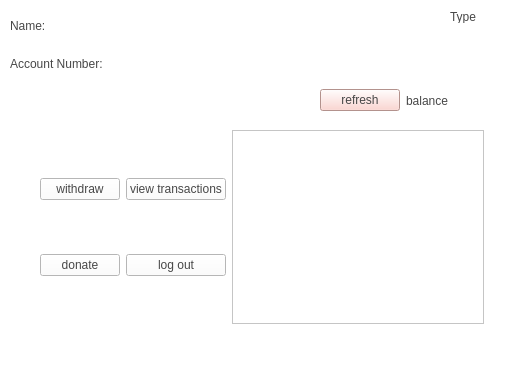
Old version of the form bankautomat/mainwindow.ui in the repository bank-2022/group11.
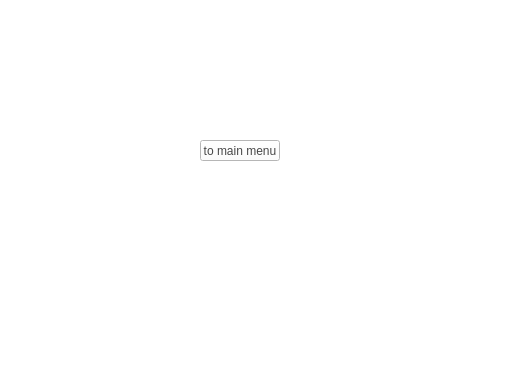
New version of the form.

Commit message: Add main menu and create start window

Patch:
```diff
--- a/bankautomat/mainwindow.ui
+++ b/bankautomat/mainwindow.ui
@@ -18,189 +18,19 @@
 color: rgb(71, 71, 71);</string>
   </property>
   <widget class="QWidget" name="centralwidget">
-   <widget class="QLabel" name="typeLabel">
+   <widget class="QPushButton" name="mainMenuButton">
     <property name="geometry">
      <rect>
-      <x>450</x>
-      <y>10</y>
-      <width>47</width>
-      <height>13</height>
+      <x>200</x>
+      <y>140</y>
+      <width>80</width>
+      <height>21</height>
      </rect>
     </property>
     <property name="text">
-     <string>Type</string>
+     <string>to main menu</string>
     </property>
    </widget>
-   <widget class="QWidget" name="layoutWidget">
-    <property name="geometry">
-     <rect>
-      <x>10</x>
-      <y>10</y>
-      <width>421</width>
-      <height>70</height>
-     </rect>
-    </property>
-    <property name="minimumSize">
-     <size>
-      <width>421</width>
-      <height>61</height>
-     </size>
-    </property>
-    <layout class="QVBoxLayout" name="verticalLayout">
-     <item>
-      <widget class="QLabel" name="nameLabel">
-       <property name="minimumSize">
-        <size>
-         <width>419</width>
-         <height>22</height>
-        </size>
-       </property>
-       <property name="styleSheet">
-        <string notr="true">color: rgb(71, 71, 71);
-border-left-color: rgb(0, 0, 0);</string>
-       </property>
-       <property name="text">
-        <string>Name:</string>
-       </property>
-      </widget>
-     </item>
-     <item>
-      <widget class="QLabel" name="accountNumberLabel">
-       <property name="minimumSize">
-        <size>
-         <width>419</width>
-         <height>22</height>
-        </size>
-       </property>
-       <property name="styleSheet">
-        <string notr="true">color: rgb(71, 71, 71);
-border-left-color: rgb(0, 0, 0);</string>
-       </property>
-       <property name="text">
-        <string>Account Number:</string>
-       </property>
-      </widget>
-     </item>
-    </layout>
-   </widget>
-   <widget class="QWidget" name="layoutWidget">
-    <property name="geometry">
-     <rect>
-      <x>320</x>
-      <y>80</y>
-      <width>161</width>
-      <height>41</height>
-     </rect>
-    </property>
-    <layout class="QHBoxLayout" name="horizontalLayout">
-     <item>
-      <widget class="QPushButton" name="refreshButton">
-       <property name="cursor">
-        <cursorShape>PointingHandCursor</cursorShape>
-       </property>
-       <property name="styleSheet">
-        <string notr="true">color: rgb(71, 71, 71);
-selection-background-color: rgb(244, 165, 164);
-selection-color:rgb(71, 71, 71);
-background-color: rgb(251, 204, 198);</string>
-       </property>
-       <property name="text">
-        <string>refresh</string>
-       </property>
-      </widget>
-     </item>
-     <item>
-      <widget class="QLabel" name="balanceLabel">
-       <property name="text">
-        <string>balance</string>
-       </property>
-      </widget>
-     </item>
-    </layout>
-   </widget>
-   <widget class="QWidget" name="layoutWidget">
-    <property name="geometry">
-     <rect>
-      <x>40</x>
-      <y>130</y>
-      <width>444</width>
-      <height>194</height>
-     </rect>
-    </property>
-    <layout class="QHBoxLayout" name="horizontalLayout_2">
-     <item>
-      <layout class="QGridLayout" name="gridLayout">
-       <item row="1" column="1">
-        <widget class="QPushButton" name="logOutButton">
-         <property name="cursor">
-          <cursorShape>PointingHandCursor</cursorShape>
-         </property>
-         <property name="styleSheet">
-          <string notr="true">color: rgb(71, 71, 71);</string>
-         </property>
-         <property name="text">
-          <string>log out</string>
-         </property>
-        </widget>
-       </item>
-       <item row="1" column="0">
-        <widget class="QPushButton" name="donateButton">
-         <property name="cursor">
-          <cursorShape>PointingHandCursor</cursorShape>
-         </property>
-         <property name="styleSheet">
-          <string notr="true">color: rgb(71, 71, 71);</string>
-         </property>
-         <property name="text">
-          <string>donate</string>
-         </property>
-        </widget>
-       </item>
-       <item row="0" column="0">
-        <widget class="QPushButton" name="withdrawButton">
-         <property name="cursor">
-          <cursorShape>PointingHandCursor</cursorShape>
-         </property>
-         <property name="styleSheet">
-          <string notr="true">color: rgb(71, 71, 71);</string>
-         </property>
-         <property name="text">
-          <string>withdraw</string>
-         </property>
-        </widget>
-       </item>
-       <item row="0" column="1">
-        <widget class="QPushButton" name="viewTransactionsButton">
-         <property name="cursor">
-          <cursorShape>PointingHandCursor</cursorShape>
-         </property>
-         <property name="styleSheet">
-          <string notr="true">color: rgb(71, 71, 71);</string>
-         </property>
-         <property name="text">
-          <string>view transactions</string>
-         </property>
-        </widget>
-       </item>
-      </layout>
-     </item>
-     <item>
-      <widget class="QListView" name="listFiveTransactions">
-       <property name="cursor" stdset="0">
-        <cursorShape>ArrowCursor</cursorShape>
-       </property>
-       <property name="styleSheet">
-        <string notr="true">border-color: rgb(249, 181, 172);
-color: rgb(0, 0, 0);</string>
-       </property>
-      </widget>
-     </item>
-    </layout>
-   </widget>
-   <zorder>layoutWidget</zorder>
-   <zorder>layoutWidget</zorder>
-   <zorder>layoutWidget</zorder>
-   <zorder>typeLabel</zorder>
   </widget>
   <widget class="QStatusBar" name="statusbar"/>
   <widget class="QMenuBar" name="menubar">
```
The commit also changes 6 other files.
